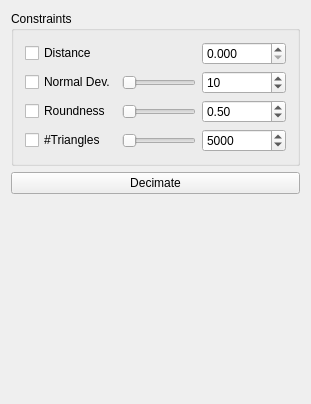
Old version of the form Plugin-Decimater/decimaterToolbar.ui in the repository ShenRen/OpenFlipper.
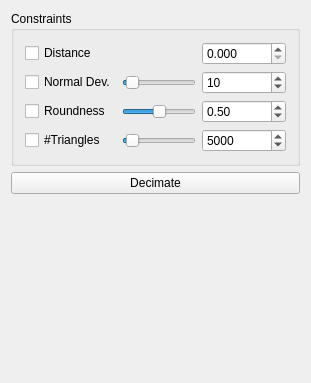
New version of the form.

Patch:
```diff
--- a/Plugin-Decimater/decimaterToolbar.ui
+++ b/Plugin-Decimater/decimaterToolbar.ui
@@ -6,7 +6,7 @@
     <x>0</x>
     <y>0</y>
     <width>311</width>
-    <height>404</height>
+    <height>383</height>
    </rect>
   </property>
   <property name="windowTitle" >
@@ -71,7 +71,13 @@
        </widget>
       </item>
       <item row="2" column="1" >
-       <widget class="QSlider" name="horizontalSlider_2" >
+       <widget class="QSlider" name="roundnessSlider" >
+        <property name="maximum" >
+         <number>100</number>
+        </property>
+        <property name="value" >
+         <number>50</number>
+        </property>
         <property name="orientation" >
          <enum>Qt::Horizontal</enum>
         </property>
@@ -88,7 +94,13 @@
        </widget>
       </item>
       <item row="3" column="1" >
-       <widget class="QSlider" name="horizontalSlider_3" >
+       <widget class="QSlider" name="triangleCountSlider" >
+        <property name="maximum" >
+         <number>100000</number>
+        </property>
+        <property name="value" >
+         <number>5000</number>
+        </property>
         <property name="orientation" >
          <enum>Qt::Horizontal</enum>
         </property>
@@ -143,7 +155,24 @@
        </widget>
       </item>
       <item row="1" column="1" >
-       <widget class="QSlider" name="horizontalSlider" >
+       <widget class="QSlider" name="normalDeviationSlider" >
+        <property name="toolTip" >
+         <string>&lt;html>&lt;head>&lt;meta name="qrichtext" content="1" />&lt;style type="text/css">
+p, li { white-space: pre-wrap; }
+&lt;/style>&lt;/head>&lt;body style=" font-family:'Sans Serif'; font-size:9pt; font-weight:400; font-style:normal;">
+&lt;p style=" margin-top:0px; margin-bottom:0px; margin-left:0px; margin-right:0px; -qt-block-indent:0; text-indent:0px;">Maximal normal deviation between &lt;/p>
+&lt;p style=" margin-top:0px; margin-bottom:0px; margin-left:0px; margin-right:0px; -qt-block-indent:0; text-indent:0px;">original normal and normals after &lt;/p>
+&lt;p style=" margin-top:0px; margin-bottom:0px; margin-left:0px; margin-right:0px; -qt-block-indent:0; text-indent:0px;">decimation step defined in degrees.&lt;/p>&lt;/body>&lt;/html></string>
+        </property>
+        <property name="statusTip" >
+         <string>Restrict Normal Deviation</string>
+        </property>
+        <property name="maximum" >
+         <number>180</number>
+        </property>
+        <property name="value" >
+         <number>10</number>
+        </property>
         <property name="orientation" >
          <enum>Qt::Horizontal</enum>
         </property>
```
Left out of the diff: 93 changed lines with no effect on the pictures.
